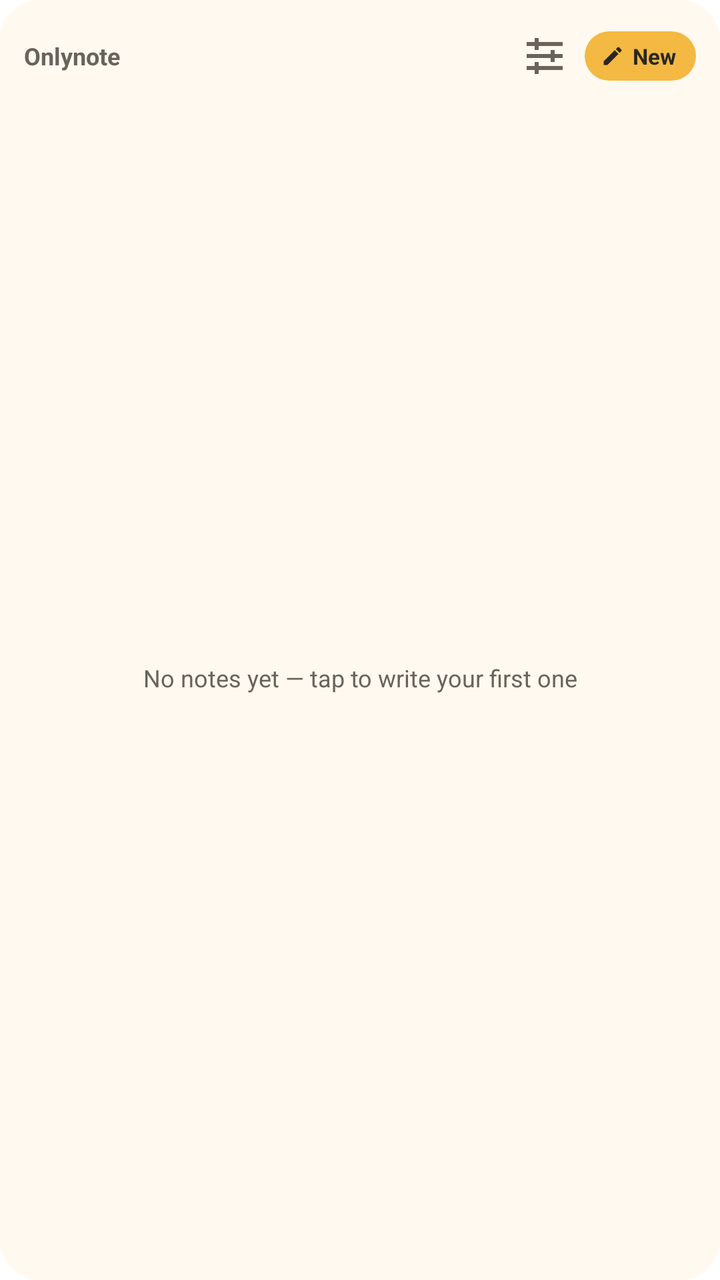
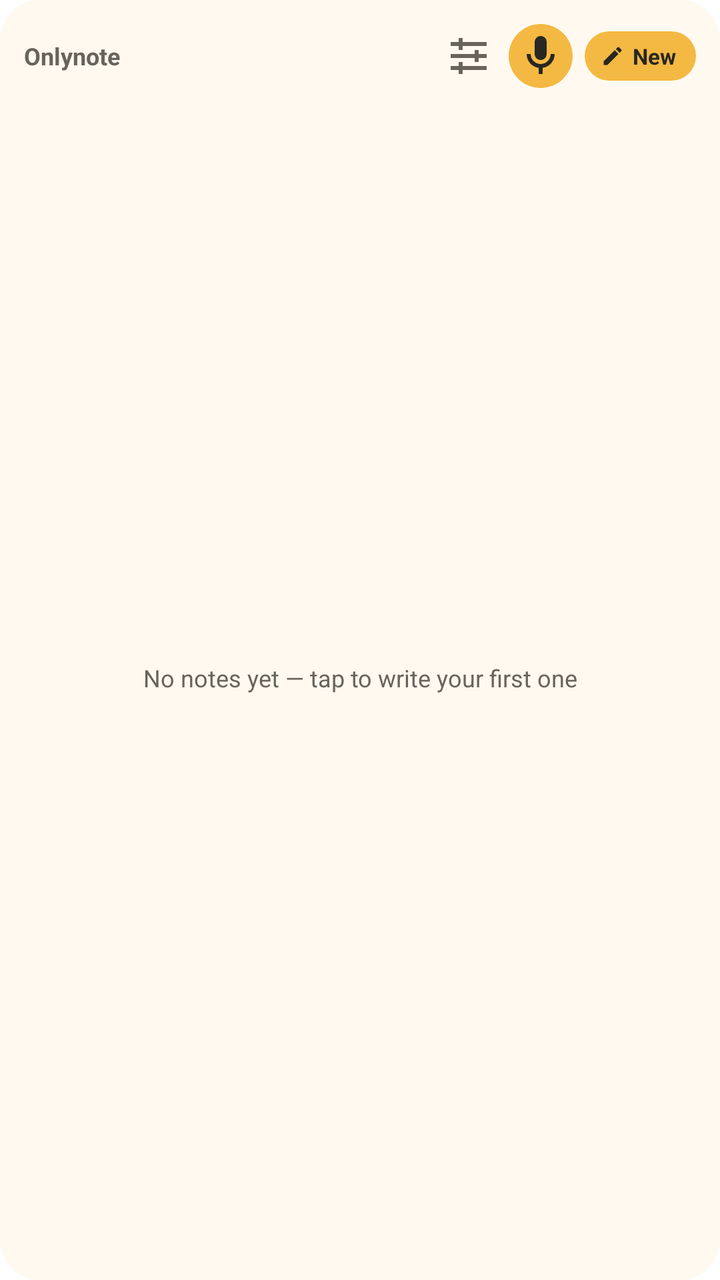

The first picture is an Android layout as it rendered before a commit; the second is the same layout after the commit. The layout source and the unified diff follow.
<!-- AndroidManifest.xml: fallback theme Theme.MaterialComponents.DayNight.NoActionBar -->
<!-- res/layout/notes_widget.xml -->
<?xml version="1.0" encoding="utf-8"?>
<LinearLayout xmlns:android="http://schemas.android.com/apk/res/android"
    android:layout_width="match_parent"
    android:layout_height="match_parent"
    android:orientation="vertical"
    android:background="@drawable/widget_background"
    android:padding="12dp">

    <LinearLayout
        android:layout_width="match_parent"
        android:layout_height="wrap_content"
        android:orientation="horizontal"
        android:gravity="center_vertical">

        <TextView
            android:id="@+id/widget_header_title"
            android:layout_width="0dp"
            android:layout_height="wrap_content"
            android:layout_weight="1"
            android:text="@string/app_name"
            android:textSize="12sp"
            android:textStyle="bold"
            android:maxLines="1"
            android:ellipsize="end"
            android:textColor="@color/widget_text_muted" />

        <ImageButton
            android:id="@+id/widget_settings"
            android:layout_width="32dp"
            android:layout_height="32dp"
            android:layout_marginEnd="4dp"
            android:padding="8dp"
            android:src="@drawable/ic_widget_settings"
            android:background="@android:color/transparent"
            android:tint="@color/widget_text_muted"
            android:contentDescription="@string/widget_settings" />

        <LinearLayout
            android:id="@+id/widget_new_note"
            android:layout_width="wrap_content"
            android:layout_height="wrap_content"
            android:orientation="horizontal"
            android:gravity="center_vertical"
            android:background="@drawable/widget_pill"
            android:paddingStart="8dp"
            android:paddingEnd="10dp"
            android:paddingTop="5dp"
            android:paddingBottom="5dp"
            android:contentDescription="@string/widget_new_note">

            <ImageView
                android:layout_width="12dp"
                android:layout_height="12dp"
                android:layout_marginEnd="4dp"
                android:src="@drawable/ic_widget_pencil"
                android:tint="@color/widget_pill_text"
                android:importantForAccessibility="no" />

            <TextView
                android:layout_width="wrap_content"
                android:layout_height="wrap_content"
                android:text="@string/widget_new_note"
                android:textSize="11sp"
                android:textStyle="bold"
                android:textColor="@color/widget_pill_text" />
        </LinearLayout>
    </LinearLayout>

    <FrameLayout
        android:layout_width="match_parent"
        android:layout_height="0dp"
        android:layout_weight="1"
        android:layout_marginTop="6dp">

        <ListView
            android:id="@+id/widget_list"
            android:layout_width="match_parent"
            android:layout_height="match_parent"
            android:divider="@color/widget_divider"
            android:dividerHeight="1dp"
            android:scrollbars="none" />

        <TextView
            android:id="@+id/widget_empty"
            android:layout_width="match_parent"
            android:layout_height="match_parent"
            android:gravity="center"
            android:text="@string/widget_empty_action"
            android:textSize="12sp"
            android:textColor="@color/widget_text_muted" />
    </FrameLayout>

    <TextView
        android:id="@+id/widget_more"
        android:layout_width="wrap_content"
        android:layout_height="wrap_content"
        android:layout_marginTop="4dp"
        android:textSize="11sp"
        android:textColor="@color/widget_text_muted"
        android:visibility="gone" />
</LinearLayout>
<!-- resources referenced by this layout -->
<resources>
  <color name="widget_divider">#22292722</color>
  <color name="widget_pill_text">#FF292722</color>
  <color name="widget_text_muted">#FF69645B</color>
  <!-- drawable ic_widget_pencil (drawable) -->
  <?xml version="1.0" encoding="utf-8"?>
  <vector xmlns:android="http://schemas.android.com/apk/res/android"
      android:width="24dp"
      android:height="24dp"
      android:viewportWidth="24"
      android:viewportHeight="24">
      <path
          android:fillColor="@android:color/white"
          android:pathData="M3,17.25V21h3.75L17.81,9.94l-3.75,-3.75L3,17.25zM20.71,7.04c0.39,-0.39 0.39,-1.02 0,-1.41l-2.34,-2.34c-0.39,-0.39 -1.02,-0.39 -1.41,0l-1.83,1.83 3.75,3.75 1.83,-1.83z" />
  </vector>
  <!-- drawable ic_widget_settings (drawable) -->
  <vector xmlns:android="http://schemas.android.com/apk/res/android"
      android:width="24dp" android:height="24dp" android:viewportWidth="24" android:viewportHeight="24">
      <path android:fillColor="#292722"
          android:pathData="M3,5h18v2H3zM3,11h18v2H3zM3,17h18v2H3zM7,3h2v6H7zM15,9h2v6h-2zM7,15h2v6H7z" />
  </vector>
  <!-- drawable widget_background (drawable) -->
  <?xml version="1.0" encoding="utf-8"?>
  <shape xmlns:android="http://schemas.android.com/apk/res/android"
      android:shape="rectangle">
      <solid android:color="@color/widget_background" />
      <corners android:radius="20dp" />
  </shape>
  <!-- drawable widget_pill (drawable) -->
  <?xml version="1.0" encoding="utf-8"?>
  <shape xmlns:android="http://schemas.android.com/apk/res/android"
      android:shape="rectangle">
      <solid android:color="@color/widget_accent" />
      <corners android:radius="20dp" />
  </shape>
  <string name="app_name">Onlynote</string>
  <string name="widget_empty_action">No notes yet — tap to write your first one</string>
  <string name="widget_new_note">New</string>
  <string name="widget_settings">Widget settings</string>
  <color name="widget_background">#FFFFF9F0</color>
  <color name="widget_accent">#FFF4B942</color>
</resources>

<!-- the commit's change to res/layout/notes_widget.xml (unified diff, before → after) -->
@@ -34,6 +34,17 @@
             android:background="@android:color/transparent"
             android:tint="@color/widget_text_muted"
             android:contentDescription="@string/widget_settings" />
+
+        <ImageButton
+            android:id="@+id/widget_voice_note"
+            android:layout_width="32dp"
+            android:layout_height="32dp"
+            android:layout_marginEnd="6dp"
+            android:padding="8dp"
+            android:src="@drawable/ic_widget_voice"
+            android:background="@drawable/widget_pill"
+            android:tint="@color/widget_pill_text"
+            android:contentDescription="@string/widget_voice_note" />
 
         <LinearLayout
             android:id="@+id/widget_new_note"
<!-- resource entries referenced after the edit -->
@@ -20,6 +20,14 @@
       <path android:fillColor="#292722"
           android:pathData="M3,5h18v2H3zM3,11h18v2H3zM3,17h18v2H3zM7,3h2v6H7zM15,9h2v6h-2zM7,15h2v6H7z" />
   </vector>
+  <!-- drawable ic_widget_voice (drawable) -->
+  <?xml version="1.0" encoding="utf-8"?>
+  <vector xmlns:android="http://schemas.android.com/apk/res/android"
+      android:width="24dp" android:height="24dp"
+      android:viewportWidth="24" android:viewportHeight="24">
+      <path android:fillColor="@android:color/white"
+          android:pathData="M12,14c1.66,0 3,-1.34 3,-3V5c0,-1.66 -1.34,-3 -3,-3S9,3.34 9,5v6c0,1.66 1.34,3 3,3zM17,11c0,2.76 -2.24,5 -5,5s-5,-2.24 -5,-5H5c0,3.53 2.61,6.43 6,6.92V21h2v-3.08c3.39,-0.49 6,-3.39 6,-6.92h-2z" />
+  </vector>
   <!-- drawable widget_background (drawable) -->
   <?xml version="1.0" encoding="utf-8"?>
   <shape xmlns:android="http://schemas.android.com/apk/res/android"
@@ -38,6 +46,7 @@
   <string name="widget_empty_action">No notes yet — tap to write your first one</string>
   <string name="widget_new_note">New</string>
   <string name="widget_settings">Widget settings</string>
+  <string name="widget_voice_note">Voice Memo</string>
   <color name="widget_background">#FFFFF9F0</color>
   <color name="widget_accent">#FFF4B942</color>
 </resources>
